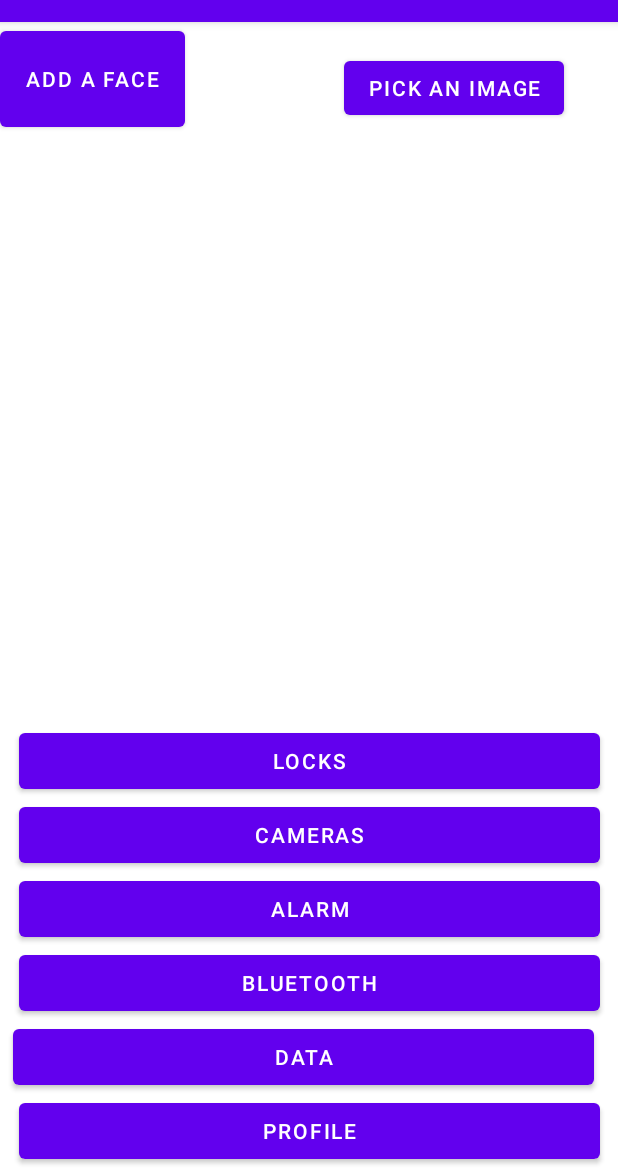
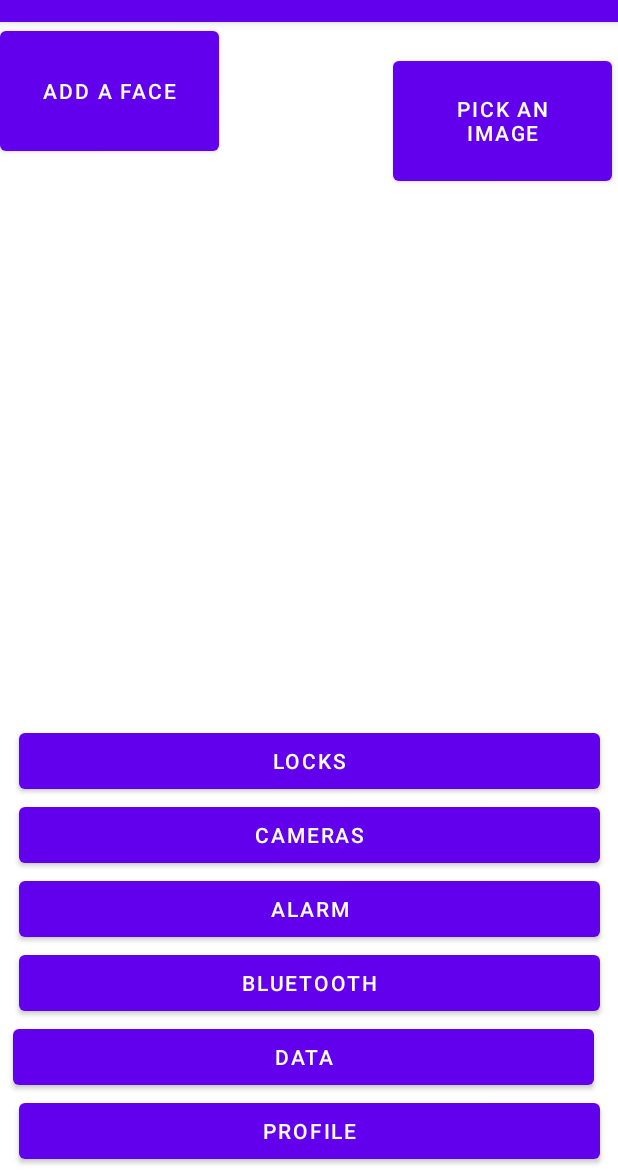
Before and after one commit to AnteZovko23/Senior-Design_Vault-Application, an Android app: the MainActivity screen opened directly, with no data from a screen before it, on a phone screen of 412 x 824 dp, the part 62-1236 px from its top. Run offline under Robolectric (Android 15) with nearby library versions, the phone set to English and light mode, and no system bars.

Commit message:
You should be able to see Add a Face and pick an image.

```diff
--- a/Android Application with Webviews/app/src/main/res/layout/activity_login.xml
+++ b/Android Application with Webviews/app/src/main/res/layout/activity_login.xml
@@ -50,9 +50,6 @@
         android:layout_height="48dp"
         android:background="@android:color/holo_orange_dark"
         android:text="@string/log_in"
-        app:layout_constraintBottom_toTopOf="@+id/signUp"
-        app:layout_constraintEnd_toEndOf="@+id/signUp"
-        app:layout_constraintHorizontal_bias="0.5"
         app:layout_constraintStart_toStartOf="parent"
         app:layout_constraintTop_toBottomOf="@+id/password" />
 
--- a/Android Application with Webviews/app/src/main/res/layout/activity_main.xml
+++ b/Android Application with Webviews/app/src/main/res/layout/activity_main.xml
@@ -72,20 +72,27 @@
 
     <Button
         android:id="@+id/facebutton"
-        android:layout_width="123dp"
-        android:layout_height="76dp"
+        android:layout_width="146dp"
+        android:layout_height="92dp"
         android:text="Add A Face"
-        tools:layout_editor_absoluteX="8dp"
-        tools:layout_editor_absoluteY="16dp" />
+        tools:layout_editor_absoluteX="1dp"
+        tools:layout_editor_absoluteY="20dp" />
 
     <Button
         android:id="@+id/pickbutton"
-        android:layout_width="wrap_content"
-        android:layout_height="wrap_content"
+        android:layout_width="146dp"
+        android:layout_height="92dp"
         android:layout_marginTop="20dp"
-        android:layout_marginEnd="36dp"
+        android:layout_marginEnd="4dp"
         android:text="Pick An Image"
         app:layout_constraintEnd_toEndOf="parent"
         app:layout_constraintTop_toTopOf="parent" />
 
+    <androidx.constraintlayout.widget.Guideline
+        android:id="@+id/guideline2"
+        android:layout_width="wrap_content"
+        android:layout_height="wrap_content"
+        android:orientation="horizontal"
+        app:layout_constraintGuide_begin="20dp" />
+
 </androidx.constraintlayout.widget.ConstraintLayout>
```
Also changed, not shown: Android Application with Webviews/app/src/main/res/xml/activity_login_scene.xml (+5 -6 lines).
